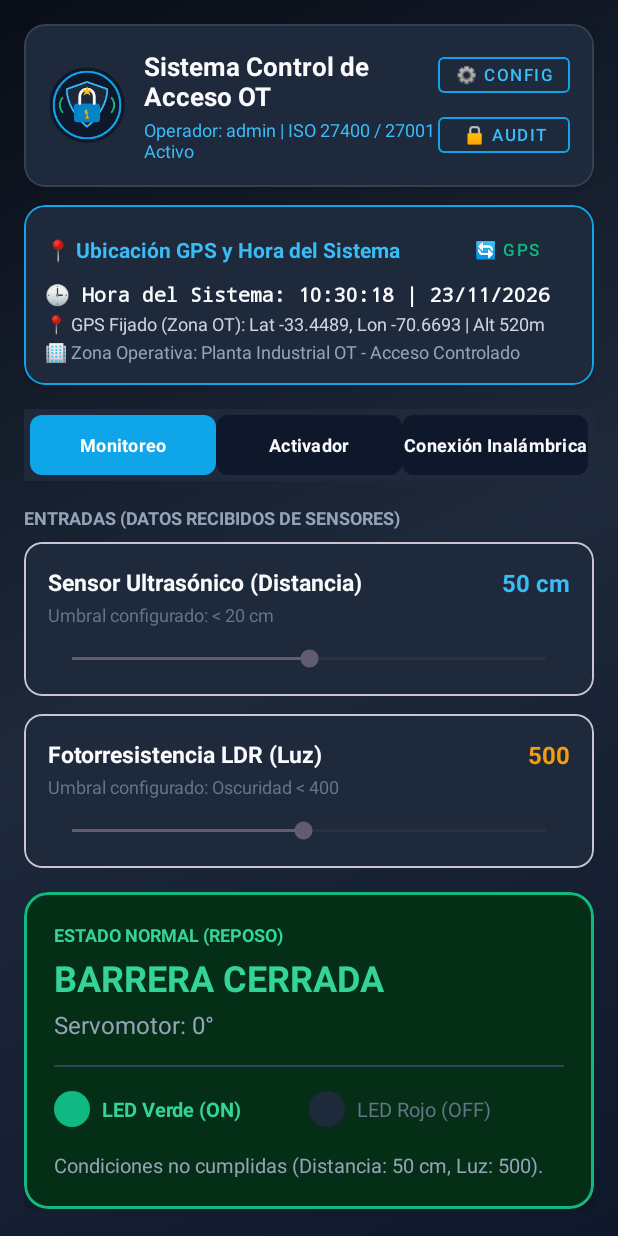
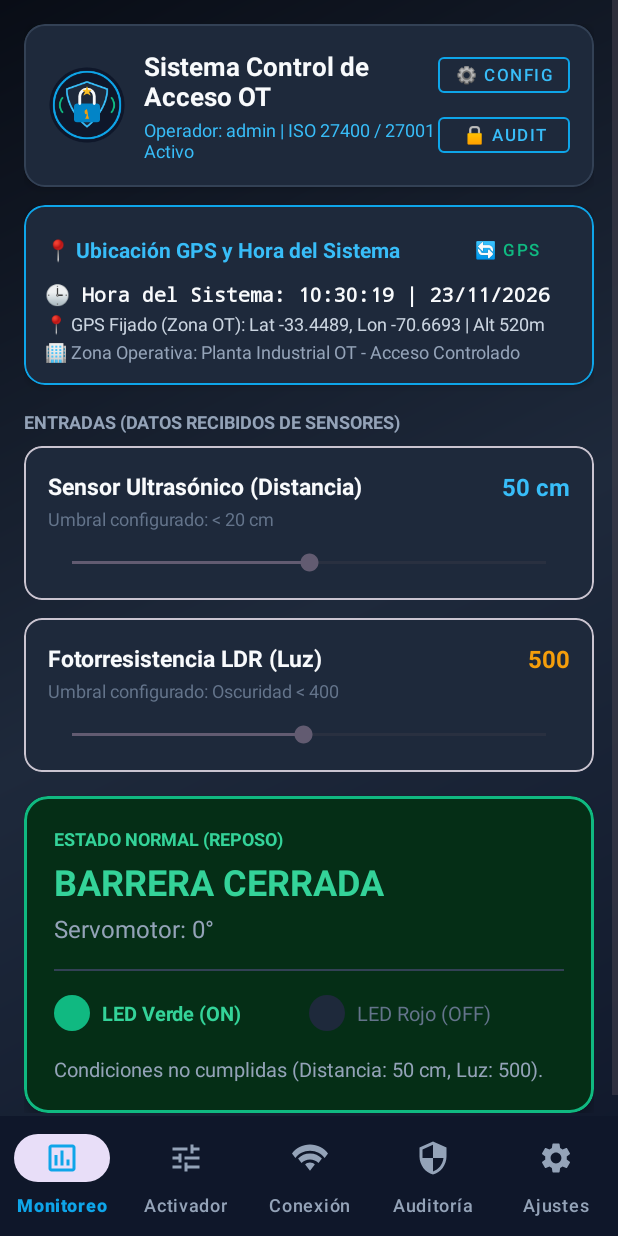
Before and after one commit to Vichosurf/SistemaControlAcceso, an Android app: the MainActivity screen opened directly, with no data from a screen before it, on a phone screen of 412 x 824 dp. Run offline under Robolectric (Android 15) with nearby library versions, the phone set to English and light mode, and no system bars.

Commit message:
feat: Integración completa de Navbar interior ajustado y soporte HTTP para WeMos D1 ESP8266 físico

```diff
--- a/app/src/main/java/com/example/sistemacontrolacceso/MainActivity.kt
+++ b/app/src/main/java/com/example/sistemacontrolacceso/MainActivity.kt
@@ -26,6 +26,7 @@ import androidx.core.app.ActivityCompat
 import androidx.core.content.ContextCompat
 import androidx.core.view.ViewCompat
 import androidx.core.view.WindowInsetsCompat
+import com.google.android.material.bottomnavigation.BottomNavigationView
 import com.google.android.material.card.MaterialCardView
 import java.text.SimpleDateFormat
 import java.util.Date
@@ -38,7 +39,7 @@ import java.util.Locale
 class MainActivity : AppCompatActivity() {
 
     // Navegación y Encabezado
-    private lateinit var rgNavigationTabs: RadioGroup
+    private lateinit var bottomNavigationView: BottomNavigationView
     private lateinit var panelMonitoreo: View
     private lateinit var panelActivador: View
     private lateinit var panelInalambrico: View
@@ -94,6 +95,7 @@ class MainActivity : AppCompatActivity() {
     private lateinit var tvMetricPackets: TextView
     private lateinit var tvMetricRssi: TextView
     private lateinit var tvWirelessFrameLog: TextView
+    private lateinit var etEspIp: EditText
 
     // Gestor Inalámbrico
     private lateinit var wirelessManager: WirelessConnectionManager
@@ -128,7 +130,7 @@ class MainActivity : AppCompatActivity() {
 
         ViewCompat.setOnApplyWindowInsetsListener(root) { v, insets ->
             val systemBars = insets.getInsets(WindowInsetsCompat.Type.systemBars())
-            v.setPadding(systemBars.left, systemBars.top, systemBars.right, systemBars.bottom)
+            v.setPadding(systemBars.left, systemBars.top, systemBars.right, 0)
             insets
         }
 
@@ -157,7 +159,7 @@ class MainActivity : AppCompatActivity() {
     }
 
     private fun inicializarVistas(operatorUser: String) {
-        rgNavigationTabs = findViewById(R.id.rgNavigationTabs)
+        bottomNavigationView = findViewById(R.id.bottomNavigationView)
         panelMonitoreo = findViewById(R.id.panelMonitoreo)
         panelActivador = findViewById(R.id.panelActivador)
         panelInalambrico = findViewById(R.id.panelInalambrico)
@@ -213,6 +215,7 @@ class MainActivity : AppCompatActivity() {
         tvMetricPackets = findViewById(R.id.tvMetricPackets)
         tvMetricRssi = findViewById(R.id.tvMetricRssi)
         tvWirelessFrameLog = findViewById(R.id.tvWirelessFrameLog)
+        etEspIp = findViewById(R.id.etEspIp)
 
         btnSettings.setOnClickListener {
             val root = findViewById<View>(R.id.main)
@@ -293,23 +296,42 @@ class MainActivity : AppCompatActivity() {
     }
 
     private fun configurarNavegacion() {
-        rgNavigationTabs.setOnCheckedChangeListener { _, checkedId ->
-            when (checkedId) {
-                R.id.rbTabMonitoreo -> {
+        bottomNavigationView.setOnItemSelectedListener { item ->
+            when (item.itemId) {
+                R.id.nav_monitoreo -> {
                     panelMonitoreo.visibility = View.VISIBLE
                     panelActivador.visibility = View.GONE
                     panelInalambrico.visibility = View.GONE
+                    true
                 }
-                R.id.rbTabActivador -> {
+                R.id.nav_activador -> {
                     panelMonitoreo.visibility = View.GONE
                     panelActivador.visibility = View.VISIBLE
                     panelInalambrico.visibility = View.GONE
+                    true
                 }
-                R.id.rbTabInalambrico -> {
+                R.id.nav_conexion -> {
                     panelMonitoreo.visibility = View.GONE
                     panelActivador.visibility = View.GONE
                     panelInalambrico.visibility = View.VISIBLE
+                    true
                 }
+                R.id.nav_auditoria -> {
+                    mostrarDialogoAuditoria()
+                    false
+                }
+                R.id.nav_config -> {
+                    val root = findViewById<View>(R.id.main)
+                    val operatorUser = intent.getStringExtra("OPERATOR_USER") ?: "admin"
+                    SettingsManager.showSettingsDialog(
+                        activity = this,
+                        rootView = root,
+                        isLoginScreen = false,
+                        operatorUser = operatorUser
+                    )
+                    false
+                }
+                else -> false
             }
         }
     }
@@ -362,6 +384,14 @@ class MainActivity : AppCompatActivity() {
             }
         )
 
+        wirelessManager.onHardwareDataReceived = { isAbierta, luz ->
+            runOnUiThread {
+                seekBarLight.progress = luz
+                tvLightValue.text = "$luz"
+                evaluarSistema()
+            }
+        }
+
         btnConnectWireless.setOnClickListener {
             val tech = when (rgWirelessTech.checkedRadioButtonId) {
                 R.id.rbWifiSocket -> WirelessConnectionManager.TechType.WIFI_UDP_SOCKET
@@ -369,8 +399,9 @@ class MainActivity : AppCompatActivity() {
                 R.id.rbInterApp -> WirelessConnectionManager.TechType.INTERAPP_MESH
                 else -> WirelessConnectionManager.TechType.BLUETOOTH_HC05
             }
-            tvWirelessTech.text = "Tecnología: ${tech.name}"
-            wirelessManager.connect(tech)
+            val espIp = etEspIp.text.toString().trim().ifBlank { "192.168.1.100" }
+            tvWirelessTech.text = "Tecnología: ${tech.name} ($espIp)"
+            wirelessManager.connect(tech, espIp)
             val infoJustificacion = wirelessManager.getTechComparisonInfo(tech)
             Toast.makeText(this, infoJustificacion, Toast.LENGTH_LONG).show()
         }
--- /dev/null
+++ b/app/src/main/res/color/bottom_nav_color_selector.xml
@@ -0,0 +1,5 @@
+<?xml version="1.0" encoding="utf-8"?>
+<selector xmlns:android="http://schemas.android.com/apk/res/android">
+    <item android:color="#0EA5E9" android:state_checked="true" />
+    <item android:color="#94A3B8" android:state_checked="false" />
+</selector>
--- /dev/null
+++ b/app/src/main/res/drawable/ic_nav_activador.xml
@@ -0,0 +1,10 @@
+<?xml version="1.0" encoding="utf-8"?>
+<vector xmlns:android="http://schemas.android.com/apk/res/android"
+    android:width="24dp"
+    android:height="24dp"
+    android:viewportWidth="24"
+    android:viewportHeight="24">
+  <path
+      android:fillColor="#FF000000"
+      android:pathData="M3,17v2h6v-2H3zM3,5v2h10V5H3zM13,21v-2h8v-2h-8v-2h-2v6h2zM7,9v2H3v2h4v2h2V9H7zM21,13v-2H11v2h10zM17,9V7h4V5h-4V3h-2v6h2z"/>
+</vector>
--- /dev/null
+++ b/app/src/main/res/drawable/ic_nav_auditoria.xml
@@ -0,0 +1,10 @@
+<?xml version="1.0" encoding="utf-8"?>
+<vector xmlns:android="http://schemas.android.com/apk/res/android"
+    android:width="24dp"
+    android:height="24dp"
+    android:viewportWidth="24"
+    android:viewportHeight="24">
+  <path
+      android:fillColor="#FF000000"
+      android:pathData="M12,1L3,5v6c0,5.55 3.84,10.74 9,12 5.16,-1.26 9,-6.45 9,-12V5l-9,-4zM12,11.99h7c-0.53,4.12 -3.28,7.79 -7,8.94V12H5V6.3l7,-3.11v8.8s0,0 0,0z"/>
+</vector>
--- /dev/null
+++ b/app/src/main/res/drawable/ic_nav_conexion.xml
@@ -0,0 +1,10 @@
+<?xml version="1.0" encoding="utf-8"?>
+<vector xmlns:android="http://schemas.android.com/apk/res/android"
+    android:width="24dp"
+    android:height="24dp"
+    android:viewportWidth="24"
+    android:viewportHeight="24">
+  <path
+      android:fillColor="#FF000000"
+      android:pathData="M12,3C6.95,3 2.58,5.35 0,9l2.25,3c2.09,-2.91 5.56,-4.8 9.75,-4.8s7.66,1.89 9.75,4.8L24,9c-2.58,-3.65 -6.95,-6 -12,-6zM12,9c-3.15,0 -5.92,1.27 -7.92,3.31l2.25,3C7.79,13.9 9.76,13 12,13s4.21,0.9 5.67,2.31l2.25,-3C17.92,10.27 15.15,9 12,9zM12,15c-1.25,0 -2.37,0.48 -3.22,1.28L12,20.5l3.22,-4.22C14.37,15.48 13.25,15 12,15z"/>
+</vector>
--- /dev/null
+++ b/app/src/main/res/drawable/ic_nav_config.xml
@@ -0,0 +1,10 @@
+<?xml version="1.0" encoding="utf-8"?>
+<vector xmlns:android="http://schemas.android.com/apk/res/android"
+    android:width="24dp"
+    android:height="24dp"
+    android:viewportWidth="24"
+    android:viewportHeight="24">
+  <path
+      android:fillColor="#FF000000"
+      android:pathData="M19.14,12.94c0.04,-0.3 0.06,-0.61 0.06,-0.94 0,-0.32 -0.02,-0.64 -0.07,-0.94l2.03,-1.58c0.18,-0.14 0.23,-0.41 0.12,-0.61l-1.92,-3.32c-0.12,-0.22 -0.37,-0.29 -0.59,-0.22l-2.39,0.96c-0.5,-0.38 -1.03,-0.7 -1.62,-0.94l-0.36,-2.54c-0.04,-0.24 -0.24,-0.41 -0.48,-0.41h-3.84c-0.24,0 -0.43,0.17 -0.47,0.41l-0.36,2.54c-0.59,0.24 -1.13,0.57 -1.62,0.94l-2.39,-0.96c-0.22,-0.08 -0.47,0 -0.59,0.22l-1.92,3.32c-0.12,0.21 -0.07,0.47 0.12,0.61l2.03,1.58c-0.05,0.3 -0.09,0.63 -0.09,0.94 0,0.31 0.04,0.64 0.09,0.94l-2.03,1.58c-0.18,0.14 -0.23,0.41 -0.12,0.61l1.92,3.32c0.12,0.22 0.37,0.29 0.59,0.22l2.39,-0.96c0.5,0.38 1.03,0.7 1.62,0.94l0.36,2.54c0.05,0.24 0.24,0.41 0.48,0.41h3.84c0.24,0 0.44,-0.17 0.47,-0.41l0.36,-2.54c0.59,-0.24 1.13,-0.56 1.62,-0.94l2.39,0.96c0.22,0.08 0.47,0 0.59,-0.22l1.92,-3.32c0.12,-0.22 0.07,-0.47 -0.12,-0.61l-2.01,-1.58zM12,15.6c-1.98,0 -3.6,-1.62 -3.6,-3.6s1.62,-3.6 3.6,-3.6 3.6,1.62 3.6,3.6 -1.62,3.6 -3.6,3.6z"/>
+</vector>
--- /dev/null
+++ b/app/src/main/res/drawable/ic_nav_monitoreo.xml
@@ -0,0 +1,10 @@
+<?xml version="1.0" encoding="utf-8"?>
+<vector xmlns:android="http://schemas.android.com/apk/res/android"
+    android:width="24dp"
+    android:height="24dp"
+    android:viewportWidth="24"
+    android:viewportHeight="24">
+  <path
+      android:fillColor="#FF000000"
+      android:pathData="M19,3H5C3.9,3 3,3.9 3,5v14c0,1.1 0.9,2 2,2h14c1.1,0 2,-0.9 2,-2V5C21,3.9 20.1,3 19,3zM19,19H5V5h14V19zM7,10h2v7H7V10zM11,7h2v10h-2V7zM15,13h2v4h-2V13z"/>
+</vector>
--- a/app/src/main/res/layout/activity_main.xml
+++ b/app/src/main/res/layout/activity_main.xml
@@ -1,13 +1,32 @@
 <?xml version="1.0" encoding="utf-8"?>
-<ScrollView xmlns:android="http://schemas.android.com/apk/res/android"
+<RelativeLayout xmlns:android="http://schemas.android.com/apk/res/android"
     xmlns:app="http://schemas.android.com/apk/res-auto"
     xmlns:tools="http://schemas.android.com/tools"
     android:id="@+id/main"
     android:layout_width="match_parent"
     android:layout_height="match_parent"
     android:background="@drawable/bg_app_gradient"
-    android:fillViewport="true"
     tools:context=".MainActivity">
+
+    <!-- Navbar Interior Inferior / Navigation Bar OT -->
+    <com.google.android.material.bottomnavigation.BottomNavigationView
+        android:id="@+id/bottomNavigationView"
+        android:layout_width="match_parent"
+        android:layout_height="wrap_content"
+        android:layout_alignParentBottom="true"
+        android:background="#0F172A"
+        android:elevation="8dp"
+        app:itemIconTint="@color/bottom_nav_color_selector"
+        app:itemTextColor="@color/bottom_nav_color_selector"
+        app:labelVisibilityMode="labeled"
+        app:menu="@menu/bottom_nav_menu" />
+
+    <!-- Contenido Scrollable Principal (Arriba del Navbar Interior) -->
+    <ScrollView
+        android:layout_width="match_parent"
+        android:layout_height="match_parent"
+        android:layout_above="@id/bottomNavigationView"
+        android:fillViewport="true">
 
         <LinearLayout
             android:layout_width="match_parent"
@@ -174,57 +193,6 @@
 
                 </LinearLayout>
             </com.google.android.material.card.MaterialCardView>
-
-        <!-- Selector de Secciones (Tabs / Pestañas de Navegación) -->
-        <RadioGroup
-            android:id="@+id/rgNavigationTabs"
-            android:layout_width="match_parent"
-            android:layout_height="48dp"
-            android:layout_marginBottom="16dp"
-            android:background="#1E293B"
-            android:checkedButton="@+id/rbTabMonitoreo"
-            android:orientation="horizontal"
-            android:padding="4dp">
-
-            <RadioButton
-                android:id="@+id/rbTabMonitoreo"
-                android:layout_width="0dp"
-                android:layout_height="match_parent"
-                android:layout_weight="1"
-                android:background="@drawable/selector_tab_bg"
-                android:button="@null"
-                android:gravity="center"
-                android:text="Monitoreo"
-                android:textColor="#F8FAFC"
-                android:textSize="12sp"
-                android:textStyle="bold" />
-
-            <RadioButton
-                android:id="@+id/rbTabActivador"
-                android:layout_width="0dp"
-                android:layout_height="match_parent"
-                android:layout_weight="1"
-                android:background="@drawable/selector_tab_bg"
-                android:button="@null"
-                android:gravity="center"
-                android:text="Activador"
-                android:textColor="#F8FAFC"
-                android:textSize="12sp"
-                android:textStyle="bold" />
-
-            <RadioButton
-                android:id="@+id/rbTabInalambrico"
-                android:layout_width="0dp"
-                android:layout_height="match_parent"
-                android:layout_weight="1"
-                android:background="@drawable/selector_tab_bg"
-                android:button="@null"
-                android:gravity="center"
-                android:text="Conexión Inalámbrica"
-                android:textColor="#F8FAFC"
-                android:textSize="12sp"
-                android:textStyle="bold" />
-        </RadioGroup>
 
             <!-- ================================================================= -->
             <!-- PANTALLA 1: MONITOREO DE SENSORES Y ESTADO                      -->
@@ -751,11 +719,32 @@
                             android:textColor="#94A3B8"
                             android:textSize="13sp" />
 
+                        <TextView
+                            android:layout_width="wrap_content"
+                            android:layout_height="wrap_content"
+                            android:layout_marginTop="10dp"
+                            android:text="Dirección IP del WeMos D1 / ESP8266 Físico:"
+                            android:textColor="#38BDF8"
+                            android:textSize="12sp"
+                            android:textStyle="bold" />
+
+                        <EditText
+                            android:id="@+id/etEspIp"
+                            android:layout_width="match_parent"
+                            android:layout_height="wrap_content"
+                            android:layout_marginTop="2dp"
+                            android:hint="Ej: 192.168.1.50"
+                            android:inputType="text"
+                            android:text="192.168.1.100"
+                            android:textColor="#F8FAFC"
+                            android:textColorHint="#64748B"
+                            android:textSize="14sp" />
+
                         <RadioGroup
                             android:id="@+id/rgWirelessTech"
                             android:layout_width="match_parent"
                             android:layout_height="wrap_content"
-                        android:layout_marginTop="12dp">
+                            android:layout_marginTop="8dp">
 
                             <RadioButton
                                 android:id="@+id/rbBluetooth"
@@ -906,3 +895,4 @@
 
         </LinearLayout>
     </ScrollView>
+</RelativeLayout>
--- /dev/null
+++ b/app/src/main/res/menu/bottom_nav_menu.xml
@@ -0,0 +1,27 @@
+<?xml version="1.0" encoding="utf-8"?>
+<menu xmlns:android="http://schemas.android.com/apk/res/android">
+    <item
+        android:id="@+id/nav_monitoreo"
+        android:icon="@drawable/ic_nav_monitoreo"
+        android:title="Monitoreo" />
+
+    <item
+        android:id="@+id/nav_activador"
+        android:icon="@drawable/ic_nav_activador"
+        android:title="Activador" />
+
+    <item
+        android:id="@+id/nav_conexion"
+        android:icon="@drawable/ic_nav_conexion"
+        android:title="Conexión" />
+
+    <item
+        android:id="@+id/nav_auditoria"
+        android:icon="@drawable/ic_nav_auditoria"
+        android:title="Auditoría" />
+
+    <item
+        android:id="@+id/nav_config"
+        android:icon="@drawable/ic_nav_config"
+        android:title="Ajustes" />
+</menu>
```
Also changed, not shown: app/src/main/java/com/example/sistemacontrolacceso/WirelessConnectionManager.kt (+131 -13 lines). Lines whose indentation alone changed are shown as unchanged.
